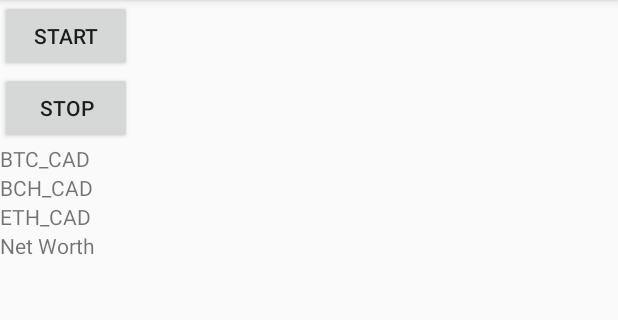
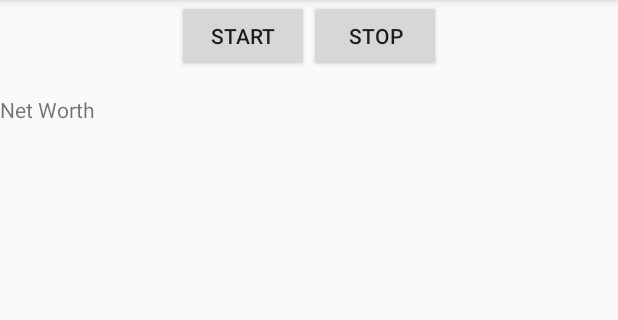
Before and after one commit to babramovitch/CoinStacks, an Android app: the screen it shows after launch (MainActivity), on a phone screen of 412 x 824 dp, the part 84-404 px from its top. Run offline under Robolectric (Android 15) with nearby library versions, the phone set to English and light mode, and no system bars; our stand-ins replace ButterKnife; libraries missing offline, so code that uses them is left out: io.realm; 9 statements that could not run were skipped.

```diff
--- a/app/src/main/java/com/nebulights/crytpotracker/PortfolioContract.kt
+++ b/app/src/main/java/com/nebulights/crytpotracker/PortfolioContract.kt
@@ -18,9 +18,10 @@ class PortfolioContract {
         fun stopFeed()
         fun getNetWorth() : String
         fun getCurrentTradingData() : MutableMap<String, CurrentTradingInfo>
-        fun loadTradingData()
-        fun loadPortfolioData()
         fun addAsset(asset: TrackedAsset)
+        fun onDetach()
+        fun onAttach()
+        fun getCurrentHoldings() : MutableMap<String, Double>
     }
 
     interface ViewHost {
--- a/app/src/main/res/layout/fragment_crypto_list.xml
+++ b/app/src/main/res/layout/fragment_crypto_list.xml
@@ -4,6 +4,12 @@
     android:layout_height="match_parent"
     android:orientation="vertical"
     tools:context="com.nebulights.crytpotracker.CryptoListFragment">
+
+    <LinearLayout
+        android:layout_width="match_parent"
+        android:layout_height="wrap_content"
+        android:orientation="horizontal"
+        android:gravity="center">
 
         <Button
             android:id="@+id/button_start"
@@ -17,32 +23,13 @@
             android:layout_height="wrap_content"
             android:text="Stop" />
 
-    <TextView
-        android:id="@+id/btc_cad"
-        android:layout_width="match_parent"
-        android:layout_height="wrap_content"
-        android:text="BTC_CAD" />
-
-    <TextView
-        android:id="@+id/bch_cad"
-        android:layout_width="match_parent"
-        android:layout_height="wrap_content"
-        android:text="BCH_CAD"
-
-        />
-
-    <TextView
-        android:id="@+id/eth_cad"
-        android:layout_width="match_parent"
-        android:layout_height="wrap_content"
-        android:text="ETH_CAD"
-
-        />
+    </LinearLayout>
 
     <TextView
         android:id="@+id/net_worth"
         android:layout_width="match_parent"
-        android:layout_height="wrap_content"
+        android:layout_height="50dp"
+        android:gravity="center_vertical"
         android:text="Net Worth"
 
         />
```
Also changed, not shown: app/src/main/java/com/nebulights/crytpotracker/CryptoAdapter.kt (+15 -18 lines), app/src/main/java/com/nebulights/crytpotracker/CryptoListFragment.kt (+2 -32 lines), app/src/main/java/com/nebulights/crytpotracker/MainActivity.kt (+5 -5 lines), app/src/main/java/com/nebulights/crytpotracker/PortfolioPresenter.kt (+15 -22 lines), app/src/main/res/layout/recycler_list_item.xml (+8 -0 lines). Lines whose indentation alone changed are shown as unchanged.
